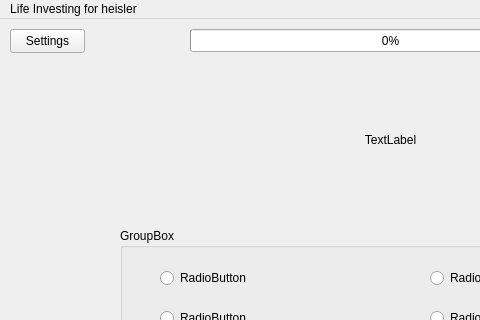
Qt form mainwindow.ui (NandhiniRam2005/CS3505-Group-Assignment9-LifeInvestor) before a commit; both pictures show x 0 to 480 and y 0 to 320 of the 800 by 600 pixel window.
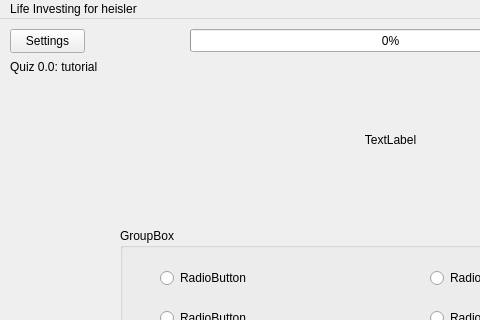
The same form after that commit. The open tabs and pages were chosen to show the change. Icons and pictures are not drawn.

Commit message: added quiz title

```diff
--- a/mainwindow.ui
+++ b/mainwindow.ui
@@ -843,6 +843,19 @@
        <number>0</number>
       </property>
      </widget>
+     <widget class="QLabel" name="label_4">
+      <property name="geometry">
+       <rect>
+        <x>10</x>
+        <y>40</y>
+        <width>111</width>
+        <height>16</height>
+       </rect>
+      </property>
+      <property name="text">
+       <string>Quiz 0.0: tutorial</string>
+      </property>
+     </widget>
     </widget>
     <widget class="QWidget" name="Stocks">
      <widget class="QLabel" name="label_3">
```
Left out of the diff: 2 changed lines with no effect on the pictures.
